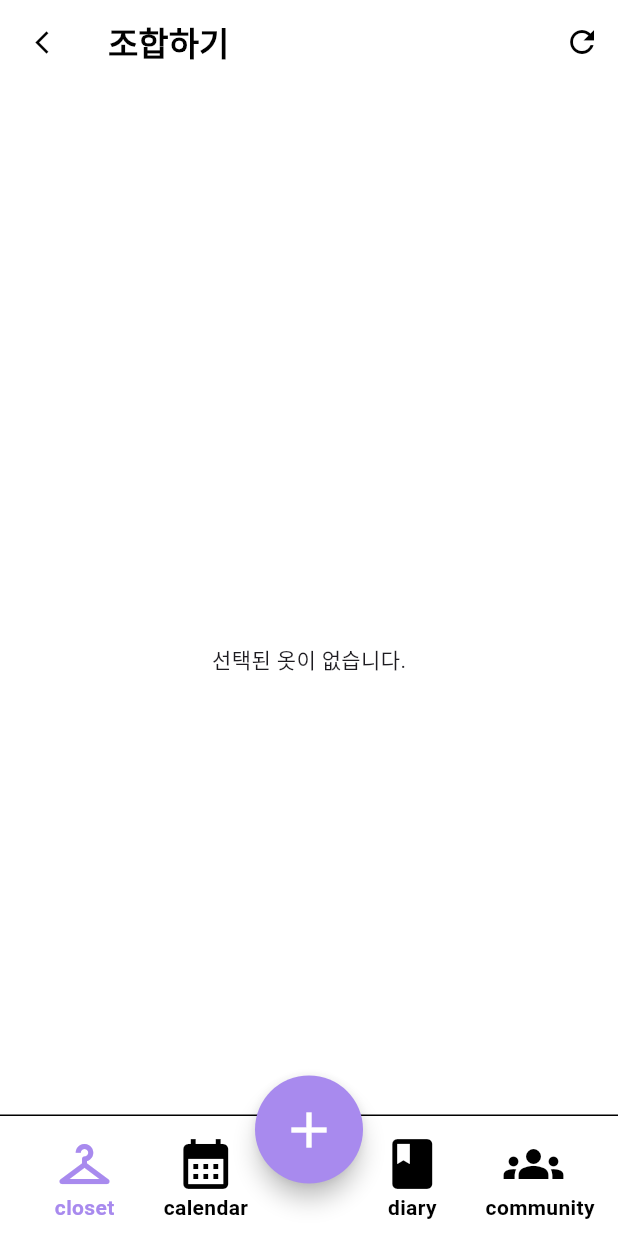
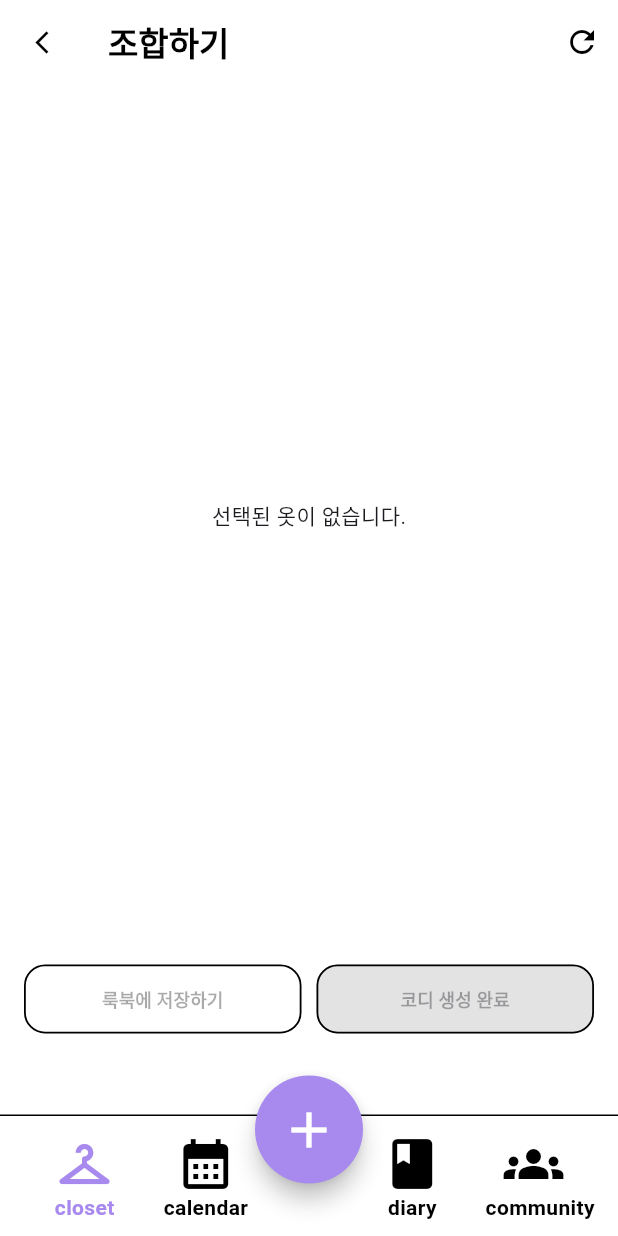
Before and after one commit to yeseul1008/FlutterTeamProject, a Flutter app: the ScheduleCombine screen opened by its route, on a phone screen of 412 x 824 dp. Run offline on Flutter 3.47's test engine with Material 3 defaults, Android fonts, the phone set to English and light mode, and no system bars; our stand-ins replace cloud_firestore, firebase_auth, firebase_core, firebase_storage, flutter_dotenv, geocoding and 7 more; missing offline and left inert: kakao_flutter_sdk_share; accounts and stored records are empty.

Commit message:
룩북 가져오기 빼고 완성(수요일 마무리 커밋)

```diff
--- a/lib/pages/schedule/schedule_add.dart
+++ b/lib/pages/schedule/schedule_add.dart
@@ -199,8 +199,7 @@ class _UserScheduleAddState extends State<UserScheduleAdd> {
   Future<void> _onPickWardrobeAndCombine() async {
     if (_isSaving) return;
 
-    final wardrobeResult =
-    await context.push<Map<String, dynamic>>('/scheduleWardrobe');
+    final wardrobeResult = await context.push<Map<String, dynamic>>('/scheduleWardrobe');
     if (wardrobeResult == null) return;
 
     final List<String> clothesIds =
@@ -236,8 +235,7 @@ class _UserScheduleAddState extends State<UserScheduleAdd> {
     final List<String> finalClothesIds =
     (combineResult['clothesIds'] as List<dynamic>? ?? []).cast<String>();
 
-    final Uint8List? canvasPngBytes =
-    combineResult['canvasPngBytes'] as Uint8List?;
+    final Uint8List? canvasPngBytes = combineResult['canvasPngBytes'] as Uint8List?;
 
     if (finalClothesIds.isEmpty || canvasPngBytes == null || canvasPngBytes.isEmpty) {
       if (!mounted) return;
@@ -290,7 +288,7 @@ class _UserScheduleAddState extends State<UserScheduleAdd> {
         // 2) 룩북 생성 -> lookbookId
         final lookbookId = await _firestoreService.createLookbookWithFlag(
           userId: user.uid,
-          alias: (planText.trim().isNotEmpty) ? planText.trim() : '일정 코디',
+          alias: (planText.trim().isNotEmpty) ? planText.trim() : '일회성 코디',
           resultImageUrl: resultImageUrl,
           clothesIds: _clothesIds,
           inLookbook: true,
--- a/lib/pages/schedule/schedule_calendar.dart
+++ b/lib/pages/schedule/schedule_calendar.dart
@@ -10,10 +10,10 @@ class UserScheduleCalendar extends StatefulWidget {
   const UserScheduleCalendar({super.key});
 
   @override
-  State<UserScheduleCalendar> createState() => _UserScheduleCalendarState();
+  State<UserScheduleCalendar> createState() => UserScheduleCalendarState();
 }
 
-class _UserScheduleCalendarState extends State<UserScheduleCalendar> {
+class UserScheduleCalendarState extends State<UserScheduleCalendar> {
   final FirebaseFirestore fs = FirebaseFirestore.instance;
   final String? userId = FirebaseAuth.instance.currentUser?.uid;
 
--- a/lib/pages/schedule/schedule_combine.dart
+++ b/lib/pages/schedule/schedule_combine.dart
@@ -1,9 +1,12 @@
 import 'dart:typed_data';
 import 'dart:ui' as ui;
-
 import 'package:flutter/material.dart';
 import 'package:flutter/rendering.dart';
 import 'package:go_router/go_router.dart';
+import 'package:firebase_auth/firebase_auth.dart';
+import '../../firebase/firestore_service.dart';
+
+final FirestoreService _firestoreService = FirestoreService();
 
 class ScheduleCombine extends StatefulWidget {
   const ScheduleCombine({super.key, required this.extra});
@@ -31,6 +34,9 @@ class _ScheduleCombineState extends State<ScheduleCombine> {
 
   // ✅ 캡처 순간에만 편집 UI 숨김(테두리/삭제 버튼/리사이즈 핸들)
   bool _isCapturing = false;
+
+  // ✅ 룩북 저장 중
+  bool _isSavingLookbook = false;
 
   @override
   void initState() {
@@ -161,6 +167,102 @@ class _ScheduleCombineState extends State<ScheduleCombine> {
     });
   }
 
+  Future<String?> _askLookbookAlias() async {
+    final controller = TextEditingController();
+
+    final result = await showDialog<String>(
+      context: context,
+      barrierDismissible: true,
+      builder: (ctx) {
+        return AlertDialog(
+          title: const Text(
+            '룩북 이름',
+            style: TextStyle(fontWeight: FontWeight.w900),
+          ),
+          content: TextField(
+            controller: controller,
+            autofocus: true,
+            maxLength: 30,
+            decoration: const InputDecoration(
+              hintText: '예) 오늘의 코디',
+              counterText: '',
+            ),
+          ),
+          actions: [
+            TextButton(
+              onPressed: () => Navigator.pop(ctx),
+              child: const Text('취소'),
+            ),
+            ElevatedButton(
+              onPressed: () {
+                final alias = controller.text.trim();
+                if (alias.isEmpty) return;
+                Navigator.pop(ctx, alias);
+              },
+              child: const Text('저장'),
+            ),
+          ],
+        );
+      },
+    );
+
+    return result?.trim().isEmpty == true ? null : result?.trim();
+  }
+
+  Future<void> _saveToLookbook() async {
+    if (_isSavingLookbook) return;
+
+    final user = FirebaseAuth.instance.currentUser;
+    if (user == null) {
+      _showTempSnack('로그인이 필요합니다.');
+      return;
+    }
+
+    final selected = _canvasItems.keys.toList();
+    if (selected.isEmpty) {
+      _showTempSnack('캔버스에 남은 옷이 없습니다.');
+      return;
+    }
+
+    if (!_imagesReady) {
+      _showTempSnack('이미지 로딩 중입니다.');
+      return;
+    }
+
+    final alias = await _askLookbookAlias();
+    if (alias == null || alias.isEmpty) return;
+
+    setState(() => _isSavingLookbook = true);
+
+    try {
+      final pngBytes = await _captureCanvasPng();
+      if (pngBytes == null || pngBytes.isEmpty) {
+        _showTempSnack('캡처 실패(빈 이미지)');
+        return;
+      }
+
+      final resultImageUrl = await _firestoreService.uploadLookbookCanvasPng(
+        userId: user.uid,
+        pngBytes: pngBytes,
+      );
+
+      await _firestoreService.createLookbookWithFlag(
+        userId: user.uid,
+        alias: alias,
+        resultImageUrl: resultImageUrl,
+        clothesIds: selected,
+        inLookbook: true,
+        publishToCommunity: false,
+      );
+
+      _showTempSnack('룩북에 저장되었습니다.');
+    } catch (_) {
+      _showTempSnack('룩북 저장 실패');
+    } finally {
+      if (mounted) setState(() => _isSavingLookbook = false);
+    }
+  }
+
   @override
   Widget build(BuildContext context) {
     final bool hasAny = clothesIds.isNotEmpty;
@@ -186,11 +288,12 @@ class _ScheduleCombineState extends State<ScheduleCombine> {
           ),
         ],
       ),
+
+      // ✅ 캔버스 중앙 배치
       body: !hasAny
           ? const Center(child: Text('선택된 옷이 없습니다.'))
-          : Column(
-        children: [
-          Padding(
+          : Center(
+        child: Padding(
           padding: const EdgeInsets.fromLTRB(16, 10, 16, 10),
           child: RepaintBoundary(
             key: _canvasKey,
@@ -198,7 +301,6 @@ class _ScheduleCombineState extends State<ScheduleCombine> {
               height: 320,
               width: double.infinity,
               decoration: BoxDecoration(
-                  // ✅ 저장 이미지 배경도 깔끔하게 흰색
                 color: Colors.white,
                 border: Border.all(color: Colors.black),
                 borderRadius: BorderRadius.circular(14),
@@ -228,7 +330,8 @@ class _ScheduleCombineState extends State<ScheduleCombine> {
                             borderRadius: BorderRadius.all(Radius.circular(10)),
                           ),
                           child: Padding(
-                              padding: EdgeInsets.symmetric(horizontal: 10, vertical: 6),
+                            padding: EdgeInsets.symmetric(
+                                horizontal: 10, vertical: 6),
                             child: Text(
                               '이미지 불러오는 중...',
                               style: TextStyle(
@@ -284,43 +387,31 @@ class _ScheduleCombineState extends State<ScheduleCombine> {
             ),
           ),
         ),
-          Padding(
-            padding: const EdgeInsets.fromLTRB(16, 0, 16, 16),
+      ),
+
+      // ✅ 희끗한 배경/그림자 제거된 하단 버튼 2개만
+      bottomNavigationBar: SafeArea(
+        top: false,
+        child: Padding(
+          padding: const EdgeInsets.fromLTRB(16, 10, 16, 14),
           child: Row(
             children: [
               Expanded(
                 child: OutlinedButton(
-                    onPressed: () => _showTempSnack('AI생성 결과 보기는 추후 연결'),
+                  onPressed: (_canvasItems.isEmpty || !_imagesReady || _isSavingLookbook)
+                      ? null
+                      : _saveToLookbook,
                   style: OutlinedButton.styleFrom(
                     foregroundColor: Colors.black,
-                      side: const BorderSide(color: Colors.black),
+                    side: const BorderSide(color: Colors.black, width: 1.2),
                     shape: RoundedRectangleBorder(
                       borderRadius: BorderRadius.circular(14),
                     ),
                     padding: const EdgeInsets.symmetric(vertical: 14),
                   ),
-                    child: const Text(
-                      'AI생성 결과 보기',
-                      style: TextStyle(fontWeight: FontWeight.w900, fontSize: 12),
-                      textAlign: TextAlign.center,
-                    ),
-                  ),
-                ),
-                const SizedBox(width: 10),
-                Expanded(
-                  child: OutlinedButton(
-                    onPressed: () => _showTempSnack('코디로 저장하기는 추후 연결'),
-                    style: OutlinedButton.styleFrom(
-                      foregroundColor: Colors.black,
-                      side: const BorderSide(color: Colors.black),
-                      shape: RoundedRectangleBorder(
-                        borderRadius: BorderRadius.circular(14),
-                      ),
-                      padding: const EdgeInsets.symmetric(vertical: 14),
-                    ),
-                    child: const Text(
-                      '룩북에 저장하기',
-                      style: TextStyle(fontWeight: FontWeight.w900, fontSize: 12),
+                  child: Text(
+                    _isSavingLookbook ? '저장 중...' : '룩북에 저장하기',
+                    style: const TextStyle(fontWeight: FontWeight.w900, fontSize: 12),
                     textAlign: TextAlign.center,
                   ),
                 ),
@@ -328,17 +419,15 @@ class _ScheduleCombineState extends State<ScheduleCombine> {
               const SizedBox(width: 10),
               Expanded(
                 child: ElevatedButton(
-                    onPressed: (_canvasItems.isEmpty || !_imagesReady)
-                        ? null
-                        : _goToAddSchedule,
+                  onPressed: (_canvasItems.isEmpty || !_imagesReady) ? null : _goToAddSchedule,
                   style: ElevatedButton.styleFrom(
                     backgroundColor: const Color(0xFFCAD83B),
                     foregroundColor: Colors.black,
+                    elevation: 0,
                     shape: RoundedRectangleBorder(
                       borderRadius: BorderRadius.circular(14),
-                        side: const BorderSide(color: Colors.black),
+                      side: const BorderSide(color: Colors.black, width: 1.2),
                     ),
-                      elevation: 2,
                     padding: const EdgeInsets.symmetric(vertical: 14),
                   ),
                   child: Text(
@@ -351,7 +440,6 @@ class _ScheduleCombineState extends State<ScheduleCombine> {
             ],
           ),
         ),
-        ],
       ),
     );
   }
--- a/lib/pages/schedule/schedule_wardrobe.dart
+++ b/lib/pages/schedule/schedule_wardrobe.dart
@@ -48,7 +48,7 @@ class _ScheduleWardrobeState extends State<ScheduleWardrobe> {
     Query<Map<String, dynamic>> ref =
     fs.collection('users').doc(userId).collection('wardrobe');
 
-    if (selectedCategoryId != null && selectedCategoryId!.isNotEmpty) {
+    if (selectedCategoryId != null && selectedCategoryId != 'all') {
       ref = ref.where('categoryId', isEqualTo: selectedCategoryId);
     }
 
```
Lines whose indentation alone changed are shown as unchanged.
